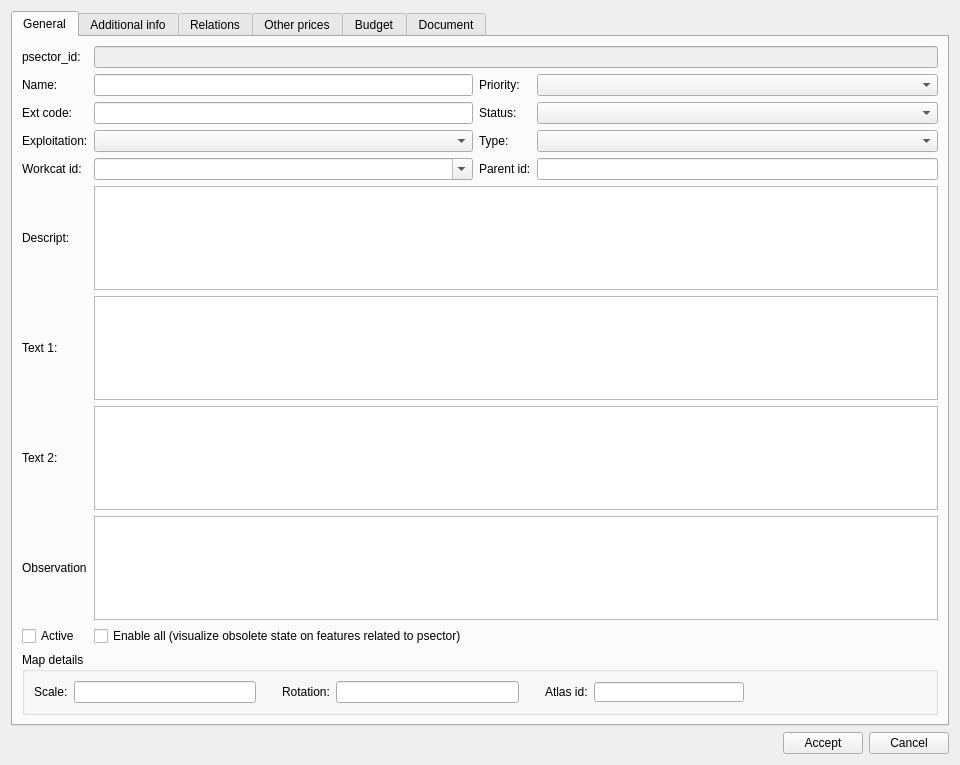
Giswater/giswater_qgis_plugin, file core/ui/toolbars/plan/psector.ui: the form before one commit.
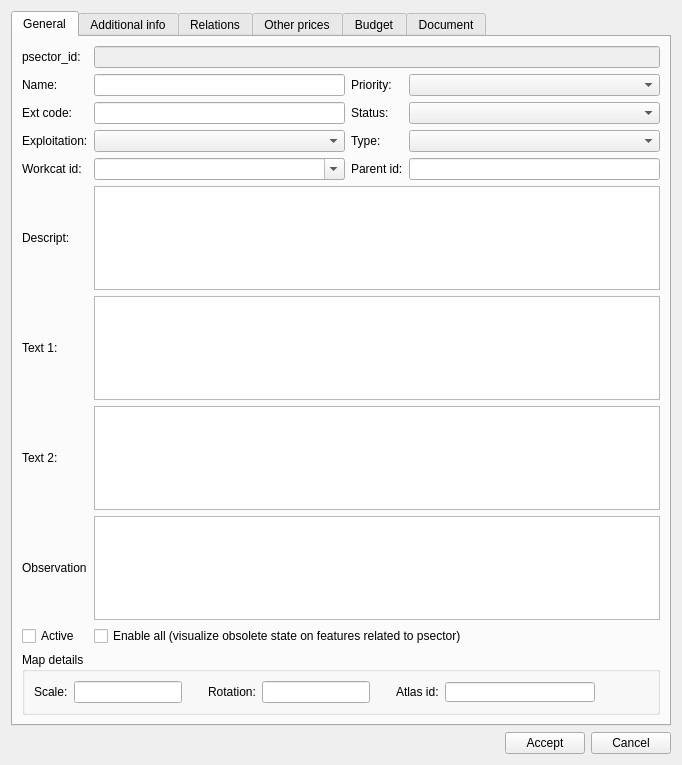
The form after the commit. Icons and pictures are not drawn.

Commit message: Minor enhancement: resize widgets on psector ui form

Diff of the .ui file:
```diff
--- a/core/ui/toolbars/plan/psector.ui
+++ b/core/ui/toolbars/plan/psector.ui
@@ -6,7 +6,7 @@
    <rect>
     <x>0</x>
     <y>0</y>
-    <width>960</width>
+    <width>682</width>
     <height>765</height>
    </rect>
   </property>
@@ -22,6 +22,12 @@
   <layout class="QGridLayout" name="gridLayout_5">
    <item row="1" column="0">
     <widget class="QTabWidget" name="tabWidget">
+     <property name="sizePolicy">
+      <sizepolicy hsizetype="Preferred" vsizetype="Expanding">
+       <horstretch>0</horstretch>
+       <verstretch>0</verstretch>
+      </sizepolicy>
+     </property>
      <property name="toolTip">
       <string/>
      </property>
@@ -35,146 +41,51 @@
       <layout class="QVBoxLayout" name="verticalLayout_3">
        <item>
         <layout class="QGridLayout" name="gridLayout_6">
-         <item row="0" column="1" colspan="4">
-          <widget class="QLineEdit" name="psector_id">
-           <property name="enabled">
-            <bool>false</bool>
-           </property>
-          </widget>
-         </item>
-         <item row="1" column="1" colspan="2">
-          <widget class="QLineEdit" name="name">
-           <property name="sizePolicy">
-            <sizepolicy hsizetype="Expanding" vsizetype="Fixed">
-             <horstretch>0</horstretch>
-             <verstretch>0</verstretch>
-            </sizepolicy>
-           </property>
-           <property name="minimumSize">
-            <size>
-             <width>150</width>
-             <height>0</height>
-            </size>
-           </property>
-          </widget>
-         </item>
-         <item row="3" column="1" colspan="2">
-          <widget class="QComboBox" name="expl_id">
-           <property name="sizePolicy">
-            <sizepolicy hsizetype="Expanding" vsizetype="Fixed">
-             <horstretch>0</horstretch>
-             <verstretch>0</verstretch>
-            </sizepolicy>
-           </property>
-          </widget>
-         </item>
-         <item row="2" column="1" colspan="2">
-          <widget class="QLineEdit" name="ext_code"/>
-         </item>
-         <item row="5" column="1" colspan="4">
-          <widget class="QTextEdit" name="descript"/>
-         </item>
-         <item row="4" column="1" colspan="2">
-          <widget class="QComboBox" name="workcat_id">
-           <property name="sizePolicy">
-            <sizepolicy hsizetype="Expanding" vsizetype="Fixed">
-             <horstretch>0</horstretch>
-             <verstretch>0</verstretch>
-            </sizepolicy>
-           </property>
-           <property name="editable">
-            <bool>true</bool>
-           </property>
-          </widget>
-         </item>
-         <item row="2" column="0">
-          <widget class="QLabel" name="lbl_ext_code">
-           <property name="toolTip">
-            <string/>
-           </property>
+         <item row="12" column="4">
+          <layout class="QGridLayout" name="gridLayout_8">
+           <item row="8" column="1" colspan="3">
+            <widget class="QTextEdit" name="observ"/>
+           </item>
+           <item row="7" column="1" colspan="3">
+            <widget class="QTextEdit" name="text2"/>
+           </item>
+           <item row="9" column="0">
+            <widget class="QCheckBox" name="active">
            <property name="text">
-            <string>Ext code:</string>
+              <string>Active</string>
            </property>
           </widget>
          </item>
-         <item row="6" column="1" colspan="4">
-          <widget class="QTextEdit" name="text1"/>
-         </item>
-         <item row="2" column="4">
-          <widget class="QComboBox" name="status">
-           <property name="sizePolicy">
-            <sizepolicy hsizetype="Expanding" vsizetype="Preferred">
-             <horstretch>0</horstretch>
-             <verstretch>0</verstretch>
-            </sizepolicy>
-           </property>
-          </widget>
-         </item>
-         <item row="1" column="0">
-          <widget class="QLabel" name="lbl_name">
+           <item row="9" column="1" colspan="3">
+            <widget class="QCheckBox" name="chk_enable_all">
            <property name="toolTip">
-            <string/>
+              <string extracomment="Activate layers to allow visualize obsolete state on features related to psector. This layers are: v_plan_psector_connec, v_plan_psector_arc, v_plan_psector_node, v_plan_psector_link">Activate layers to allow visualize obsolete state on features related to psector. When all layers are active, checkbox is marked, if not, checkbox is unmarked. These layers are: Plan psector arc, Plan psector connec, Plan psector node, Plan psector link</string>
            </property>
            <property name="text">
-            <string>Name:</string>
-           </property>
-          </widget>
-         </item>
-         <item row="1" column="3">
-          <widget class="QLabel" name="lbl_priority">
-           <property name="text">
-            <string>Priority:</string>
-           </property>
-          </widget>
-         </item>
-         <item row="2" column="3">
-          <widget class="QLabel" name="lbl_status">
-           <property name="text">
-            <string>Status:</string>
-           </property>
-          </widget>
-         </item>
-         <item row="3" column="0">
-          <widget class="QLabel" name="lbl_exploitation">
-           <property name="text">
-            <string>Exploitation:</string>
-           </property>
-          </widget>
-         </item>
-         <item row="3" column="4">
-          <widget class="QComboBox" name="psector_type">
-           <property name="sizePolicy">
-            <sizepolicy hsizetype="Expanding" vsizetype="Fixed">
-             <horstretch>0</horstretch>
-             <verstretch>0</verstretch>
-            </sizepolicy>
-           </property>
-          </widget>
-         </item>
-         <item row="4" column="3">
-          <widget class="QLabel" name="lbl_parent_id">
-           <property name="text">
-            <string>Parent id:</string>
-           </property>
-          </widget>
-         </item>
-         <item row="1" column="4">
-          <widget class="QComboBox" name="priority">
-           <property name="sizePolicy">
-            <sizepolicy hsizetype="Expanding" vsizetype="Preferred">
-             <horstretch>0</horstretch>
-             <verstretch>0</verstretch>
-            </sizepolicy>
+              <string>Enable all (visualize obsolete state on features related to psector)</string>
            </property>
           </widget>
          </item>
          <item row="5" column="0">
           <widget class="QLabel" name="lbl_descript">
+             <property name="sizePolicy">
+              <sizepolicy hsizetype="Maximum" vsizetype="Preferred">
+               <horstretch>0</horstretch>
+               <verstretch>0</verstretch>
+              </sizepolicy>
+             </property>
            <property name="text">
             <string>Descript:</string>
            </property>
           </widget>
          </item>
+           <item row="0" column="0">
+            <widget class="QLabel" name="lbl_psector_id">
+             <property name="text">
+              <string>psector_id:</string>
+             </property>
+            </widget>
+           </item>
          <item row="6" column="0">
           <widget class="QLabel" name="lbl_text1">
            <property name="text">
@@ -182,23 +93,13 @@
            </property>
           </widget>
          </item>
-         <item row="3" column="3">
-          <widget class="QLabel" name="lbl_type">
-           <property name="text">
-            <string>Type:</string>
+           <item row="0" column="1" colspan="3">
+            <widget class="QLineEdit" name="psector_id">
+             <property name="enabled">
+              <bool>false</bool>
            </property>
           </widget>
          </item>
-         <item row="4" column="0">
-          <widget class="QLabel" name="lbl_workcat_id">
-           <property name="text">
-            <string>Workcat id:</string>
-           </property>
-          </widget>
-         </item>
-         <item row="4" column="4">
-          <widget class="QLineEdit" name="parent_id"/>
-         </item>
          <item row="7" column="0">
           <widget class="QLabel" name="lbl_text2">
            <property name="text">
@@ -206,6 +107,12 @@
            </property>
           </widget>
          </item>
+           <item row="5" column="1" colspan="3">
+            <widget class="QTextEdit" name="descript"/>
+           </item>
+           <item row="6" column="1" colspan="3">
+            <widget class="QTextEdit" name="text1"/>
+           </item>
          <item row="8" column="0">
           <widget class="QLabel" name="lbl_observation">
            <property name="text">
@@ -213,37 +120,150 @@
            </property>
           </widget>
          </item>
-         <item row="7" column="1" colspan="4">
-          <widget class="QTextEdit" name="text2"/>
-         </item>
-         <item row="8" column="1" colspan="4">
-          <widget class="QTextEdit" name="observ"/>
-         </item>
-         <item row="10" column="1">
-          <widget class="QCheckBox" name="chk_enable_all">
+           <item row="2" column="2">
+            <widget class="QLabel" name="lbl_status">
+             <property name="text">
+              <string>Status:</string>
+             </property>
+            </widget>
+           </item>
+           <item row="4" column="0">
+            <widget class="QLabel" name="lbl_workcat_id">
+             <property name="text">
+              <string>Workcat id:</string>
+             </property>
+            </widget>
+           </item>
+           <item row="4" column="3">
+            <widget class="QLineEdit" name="parent_id"/>
+           </item>
+           <item row="2" column="3">
+            <widget class="QComboBox" name="status">
+             <property name="sizePolicy">
+              <sizepolicy hsizetype="Expanding" vsizetype="Preferred">
+               <horstretch>0</horstretch>
+               <verstretch>0</verstretch>
+              </sizepolicy>
+             </property>
+            </widget>
+           </item>
+           <item row="1" column="3">
+            <widget class="QComboBox" name="priority">
+             <property name="sizePolicy">
+              <sizepolicy hsizetype="Expanding" vsizetype="Preferred">
+               <horstretch>0</horstretch>
+               <verstretch>0</verstretch>
+              </sizepolicy>
+             </property>
+            </widget>
+           </item>
+           <item row="3" column="3">
+            <widget class="QComboBox" name="psector_type">
+             <property name="sizePolicy">
+              <sizepolicy hsizetype="Expanding" vsizetype="Fixed">
+               <horstretch>0</horstretch>
+               <verstretch>0</verstretch>
+              </sizepolicy>
+             </property>
+            </widget>
+           </item>
+           <item row="2" column="1">
+            <widget class="QLineEdit" name="ext_code"/>
+           </item>
+           <item row="3" column="0">
+            <widget class="QLabel" name="lbl_exploitation">
+             <property name="text">
+              <string>Exploitation:</string>
+             </property>
+            </widget>
+           </item>
+           <item row="4" column="1">
+            <widget class="QComboBox" name="workcat_id">
+             <property name="sizePolicy">
+              <sizepolicy hsizetype="Expanding" vsizetype="Fixed">
+               <horstretch>0</horstretch>
+               <verstretch>0</verstretch>
+              </sizepolicy>
+             </property>
+             <property name="editable">
+              <bool>true</bool>
+             </property>
+            </widget>
+           </item>
+           <item row="3" column="1">
+            <widget class="QComboBox" name="expl_id">
+             <property name="sizePolicy">
+              <sizepolicy hsizetype="Expanding" vsizetype="Fixed">
+               <horstretch>0</horstretch>
+               <verstretch>0</verstretch>
+              </sizepolicy>
+             </property>
+            </widget>
+           </item>
+           <item row="4" column="2">
+            <widget class="QLabel" name="lbl_parent_id">
+             <property name="text">
+              <string>Parent id:</string>
+             </property>
+            </widget>
+           </item>
+           <item row="3" column="2">
+            <widget class="QLabel" name="lbl_type">
+             <property name="text">
+              <string>Type:</string>
+             </property>
+            </widget>
+           </item>
+           <item row="1" column="0">
+            <widget class="QLabel" name="lbl_name">
+             <property name="sizePolicy">
+              <sizepolicy hsizetype="Preferred" vsizetype="Preferred">
+               <horstretch>0</horstretch>
+               <verstretch>0</verstretch>
+              </sizepolicy>
+             </property>
            <property name="toolTip">
-            <string extracomment="Activate layers to allow visualize obsolete state on features related to psector. This layers are: v_plan_psector_connec, v_plan_psector_arc, v_plan_psector_node, v_plan_psector_link">Activate layers to allow visualize obsolete state on features related to psector. When all layers are active, checkbox is marked, if not, checkbox is unmarked. These layers are: Plan psector arc, Plan psector connec, Plan psector node, Plan psector link</string>
+              <string/>
            </property>
            <property name="text">
-            <string>Enable all (visualize obsolete state on features related to psector)</string>
+              <string>Name:</string>
            </property>
           </widget>
          </item>
-         <item row="10" column="0">
-          <widget class="QCheckBox" name="active">
+           <item row="2" column="0">
+            <widget class="QLabel" name="lbl_ext_code">
+             <property name="toolTip">
+              <string/>
+             </property>
            <property name="text">
-            <string>Active</string>
+              <string>Ext code:</string>
            </property>
           </widget>
          </item>
-         <item row="0" column="0">
-          <widget class="QLabel" name="lbl_psector_id">
+           <item row="1" column="2">
+            <widget class="QLabel" name="lbl_priority">
            <property name="text">
-            <string>psector_id:</string>
+              <string>Priority:</string>
            </property>
           </widget>
          </item>
-         <item row="11" column="0" colspan="5">
+           <item row="1" column="1">
+            <widget class="QLineEdit" name="name">
+             <property name="sizePolicy">
+              <sizepolicy hsizetype="Expanding" vsizetype="Fixed">
+               <horstretch>0</horstretch>
+               <verstretch>0</verstretch>
+              </sizepolicy>
+             </property>
+             <property name="minimumSize">
+              <size>
+               <width>150</width>
+               <height>0</height>
+              </size>
+             </property>
+            </widget>
+           </item>
+           <item row="10" column="0" colspan="4">
           <widget class="QGroupBox" name="grb_map_details">
            <property name="title">
             <string>Map details</string>
@@ -353,6 +373,8 @@
         </layout>
        </item>
       </layout>
+       </item>
+      </layout>
      </widget>
      <widget class="QWidget" name="additional_info">
       <attribute name="title">
@@ -754,7 +776,7 @@
            <rect>
             <x>0</x>
             <y>0</y>
-            <width>916</width>
+            <width>638</width>
             <height>312</height>
            </rect>
           </property>
```
Lines whose indentation alone changed are shown as unchanged.
